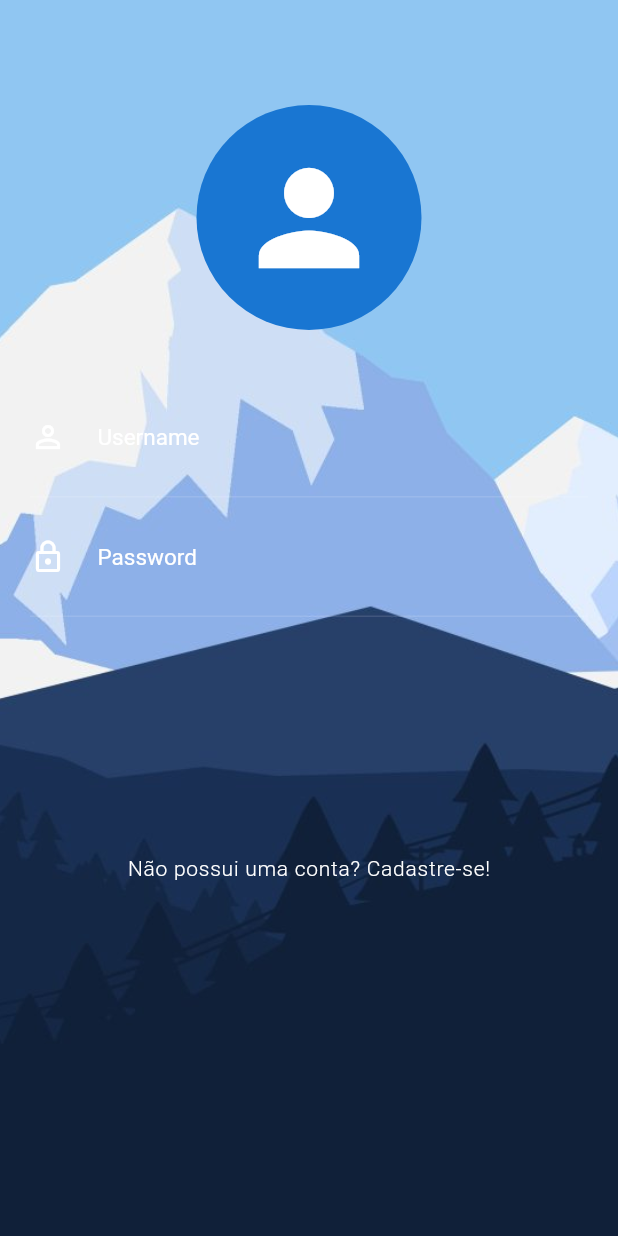
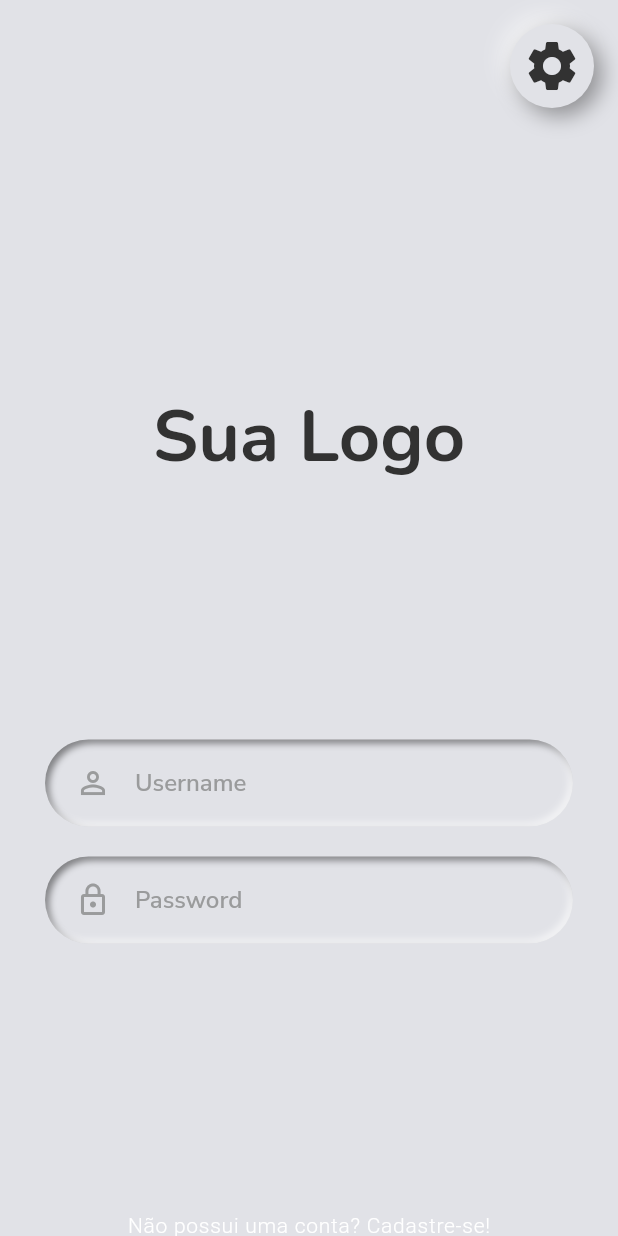
Before and after one commit to GustavoNeri02/animacoes_complexas, a Flutter app: the screen it shows after launch, on a phone screen of 412 x 824 dp. Run offline on Flutter 3.47's test engine with Material 2 defaults, Android fonts, the light colour scheme and no system bars; drawn by our look-alikes of flutter_neumorphic; our stand-ins replace google_fonts.

Commit message:
Alteração da versão do flutter, alteração de layout para Neumorphic Style, modificação da aparência dos FormContainers

```diff
--- a/lib/main.dart
+++ b/lib/main.dart
@@ -1,5 +1,7 @@
+import 'package:animations/palette.dart';
 import 'package:animations/screens/login/login_screen.dart';
 import 'package:flutter/material.dart';
+import 'package:flutter_neumorphic/flutter_neumorphic.dart';
 
 void main() {
   runApp(const MyApp());
@@ -10,10 +12,25 @@ class MyApp extends StatelessWidget {
 
   @override
   Widget build(BuildContext context) {
-    return const MaterialApp(
+    return NeumorphicApp(
       debugShowCheckedModeBanner: false,
       title: 'Animations',
-      home: LoginScreen(),
+      themeMode: ThemeMode.system,
+      theme: NeumorphicThemeData(
+        baseColor: Pallet().palette![0],
+          shadowLightColor: Colors.white,
+          lightSource: LightSource.topLeft,
+          iconTheme: IconThemeData(
+            color: Pallet().palette![1],
+          ),
+          depth: 10
+      ),
+      darkTheme: NeumorphicThemeData(
+          baseColor: Pallet().palette![1],
+          lightSource: LightSource.topLeft,
+          depth: 6
+      ),
+      home: const LoginScreen(),
     );
   }
 }
--- /dev/null
+++ b/lib/palette.dart
@@ -0,0 +1,10 @@
+import 'package:flutter/material.dart';
+
+class Pallet{
+  final List<Color>? palette1 = [const Color(0xfff2f2f3), const Color(0xff323232),
+    const Color(0xff9a9b9c), const Color(0xff817c7c), const Color(0xff7c7479), ];
+  final List<Color>? palette = [const Color(0xffe1e2e7), const Color(0xff323232),
+    const Color(0xff9a9b9c), const Color(0xff817c7c), const Color(0xff7c7479), ];
+
+
+}
--- a/lib/screens/login/login_screen.dart
+++ b/lib/screens/login/login_screen.dart
@@ -1,6 +1,9 @@
 import 'package:animations/screens/login/widgets/form_container.dart';
 import 'package:animations/screens/login/widgets/sign_up_button.dart';
 import 'package:flutter/material.dart';
+import 'package:flutter/services.dart';
+import 'package:flutter_neumorphic/flutter_neumorphic.dart';
+import 'package:google_fonts/google_fonts.dart';
 
 class LoginScreen extends StatefulWidget {
   const LoginScreen({Key? key}) : super(key: key);
@@ -13,32 +16,46 @@ class _LoginScreenState extends State<LoginScreen> {
   @override
   Widget build(BuildContext context) {
     return Scaffold(
+      appBar: NeumorphicAppBar(
+        actions: [
+          NeumorphicRadio(
+            child: Icon(
+              Icons.settings,
+              size: 40,
+            ),
+            style: NeumorphicRadioStyle(
+              shape: NeumorphicShape.flat,
+              boxShape: NeumorphicBoxShape.circle()
+            ),
+          ),
+        ],
+      ),
       body: Container(
         decoration: const BoxDecoration(
-          image: DecorationImage(
-            image: AssetImage("images/background_full_size.jpg", ),
-            fit: BoxFit.cover,
-          )
+          // image: DecorationImage(
+          //   image: AssetImage("images/background_full_size.jpg", ),
+          //   fit: BoxFit.cover,
+          // )
         ),
         child: ListView(
-          padding: EdgeInsets.zero,
+          padding: EdgeInsets.symmetric(horizontal: 10),
           children: [
             Stack(
               children: [
                 Column(
-                  children: const [
+                  children: [
                     Padding(
-                      padding: EdgeInsets.only(top: 70, bottom: 32),
-                      child: SizedBox(
-                        height: 150,
-                        width: 150,
-                        child: CircleAvatar(
-                          child: Icon(Icons.person, size: 100,),
-                        ),
+                      padding: const EdgeInsets.symmetric(vertical: 170),
+                      child: Text("Sua Logo",
+                          style: GoogleFonts.nunito(
+                            color: const Color(0XFF323232),
+                            fontSize: 48,
+                            fontWeight: FontWeight.bold
+                          )
                       ),
                     ),
-                    FormContainer(),
-                    SignUpButton()
+                    const FormContainer(),
+                    const SignUpButton()
                   ],
                 )
               ],
--- a/lib/screens/login/widgets/form_container.dart
+++ b/lib/screens/login/widgets/form_container.dart
@@ -1,5 +1,6 @@
 import 'package:animations/screens/login/widgets/input_field.dart';
 import 'package:flutter/material.dart';
+import 'package:flutter_neumorphic/flutter_neumorphic.dart';
 
 class FormContainer extends StatelessWidget {
   const FormContainer({Key? key}) : super(key: key);
@@ -7,15 +8,15 @@ class FormContainer extends StatelessWidget {
   @override
   Widget build(BuildContext context) {
     return Container(
-      margin: EdgeInsets.symmetric(horizontal: 20),
+      margin: const EdgeInsets.symmetric(horizontal: 20),
       child: Form(
         child: Column(
           children: [
-            InputField(
-                hint: "Username",
-                obscure: false,
-                icon: Icons.person_outline),
-            InputField(
+            const InputField(
+                  hint: "Username",
+                  obscure: false,
+                  icon: Icons.person_outline),
+            const InputField(
                 hint: "Password",
                 obscure: true,
                 icon: Icons.lock_outline),
--- a/lib/screens/login/widgets/input_field.dart
+++ b/lib/screens/login/widgets/input_field.dart
@@ -1,4 +1,7 @@
+import 'package:animations/palette.dart';
 import 'package:flutter/material.dart';
+import 'package:flutter_neumorphic/flutter_neumorphic.dart';
+import 'package:google_fonts/google_fonts.dart';
 
 class InputField extends StatelessWidget {
   final String hint;
@@ -13,30 +16,27 @@ class InputField extends StatelessWidget {
 
   @override
   Widget build(BuildContext context) {
-    return Container(
-      decoration: const BoxDecoration(
-        border: Border(
-          bottom: BorderSide(
-            color: Colors.white24,
-            width: 0.5
-          )
-        )
-      ),
+    return Neumorphic(
+      margin: const EdgeInsets.only(bottom: 20),
+      padding: const EdgeInsets.symmetric(vertical: 5, horizontal: 20),
+        style: NeumorphicStyle(
+          depth: -5,
+          intensity: 1,
+          boxShape: NeumorphicBoxShape.roundRect(const BorderRadius.all(Radius.circular(50))),
+          oppositeShadowLightSource: false
+        ),
       child: TextFormField(
         obscureText: obscure,
         style: const TextStyle(
-          color: Colors.white,
         ),
         decoration: InputDecoration(
           hintText: hint,
-          hintStyle: const TextStyle(
-            color: Colors.white,
-            fontSize: 15,
+          hintStyle: GoogleFonts.nunitoSans(
+            color: Pallet().palette![2],
+            fontWeight: FontWeight.w600
           ),
-          icon: Icon(icon, color: Colors.white,),
+          icon: Icon(icon, color: Pallet().palette![2],),
           border: InputBorder.none,
-          contentPadding: const EdgeInsets.only(
-              top: 30, right: 30, bottom: 30, left: 5),
         ),
       ),
     );
--- a/pubspec.yaml
+++ b/pubspec.yaml
@@ -34,6 +34,8 @@ dependencies:
   # The following adds the Cupertino Icons font to your application.
   # Use with the CupertinoIcons class for iOS style icons.
   cupertino_icons: ^1.0.2
+  flutter_neumorphic: ^3.2.0
+  google_fonts: ^2.3.1
 
 dev_dependencies:
   flutter_test:
```
Also changed, not shown: pubspec.lock, 2 other files.
